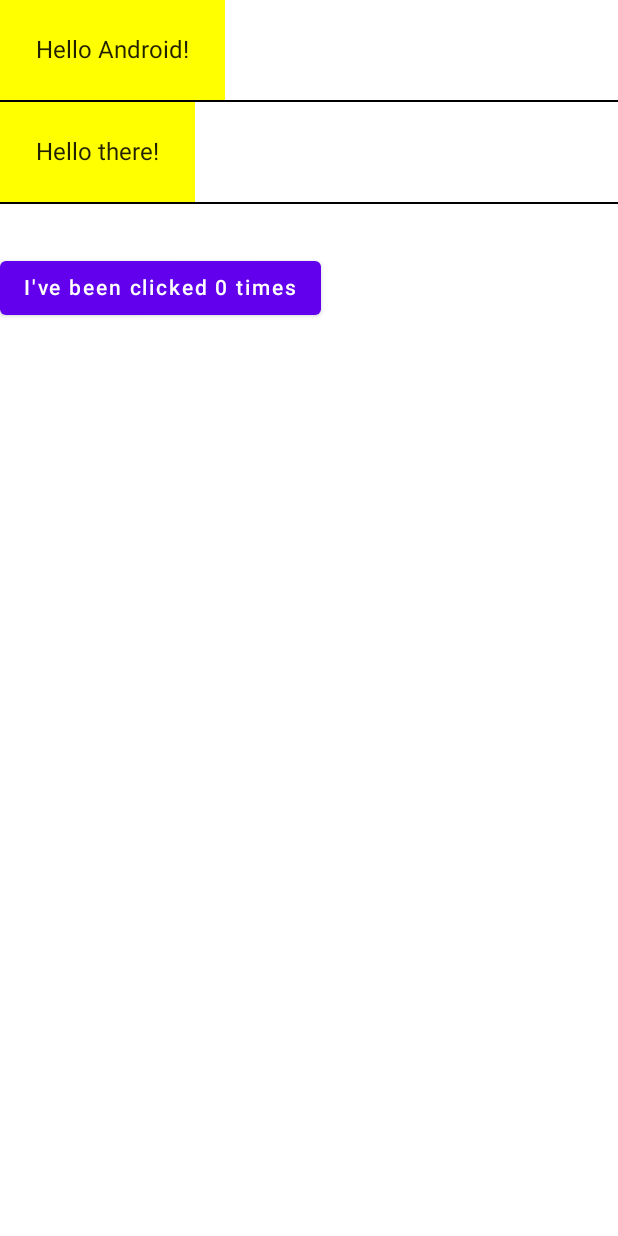
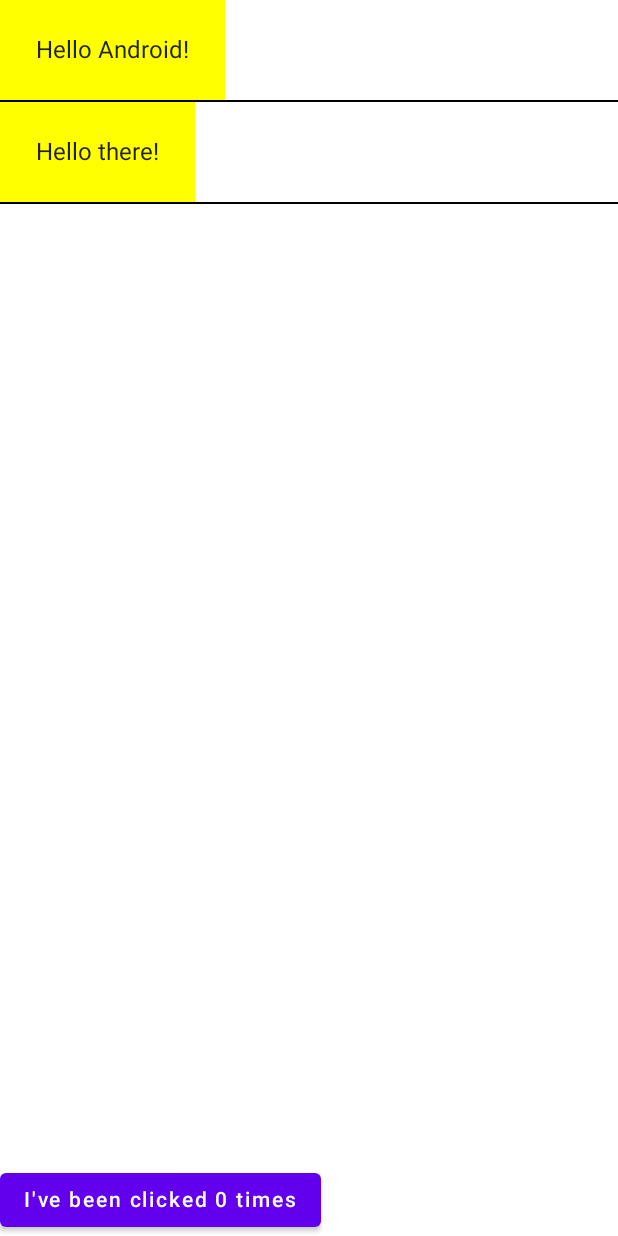
Before and after one commit to omtians9425/compose-basics, an Android app built with Jetpack Compose: the @Preview function DefaultPreview, on a phone screen of 412 x 824 dp. Run offline under Robolectric (Android 15) with nearby library versions, the phone set to English and light mode, and no system bars.

Commit message:
Use flexibility of Column

```diff
--- a/app/src/main/java/com/example/compose/basics/MainActivity.kt
+++ b/app/src/main/java/com/example/compose/basics/MainActivity.kt
@@ -3,6 +3,7 @@ package com.example.compose.basics
 import android.os.Bundle
 import androidx.appcompat.app.AppCompatActivity
 import androidx.compose.foundation.layout.Column
+import androidx.compose.foundation.layout.fillMaxHeight
 import androidx.compose.foundation.layout.padding
 import androidx.compose.material.Button
 import androidx.compose.material.Divider
@@ -41,13 +42,17 @@ fun MyApp(content: @Composable () -> Unit) {
 @Composable
 fun MyScreenContent(names: List<String> = listOf("Android", "there")) {
     val counterState = remember { mutableStateOf(0) }
-    Column {
-        names.forEach {
-            Greeting(it)
-            Divider(color = Color.Black)
+    Column(modifier = Modifier.fillMaxHeight()) {
+        Column(modifier = Modifier.weight(1f)) {
+            names.forEach {
+                Greeting(it)
+                Divider(color = Color.Black)
+            }
         }
-        Divider(color = Color.Transparent, thickness = 32.dp)
-        Counter(count = counterState.value, updateCount = { counterState.value++ })
+        Counter(
+            count = counterState.value,
+            updateCount = { counterState.value++ }
+        )
     }
 }
 
```
